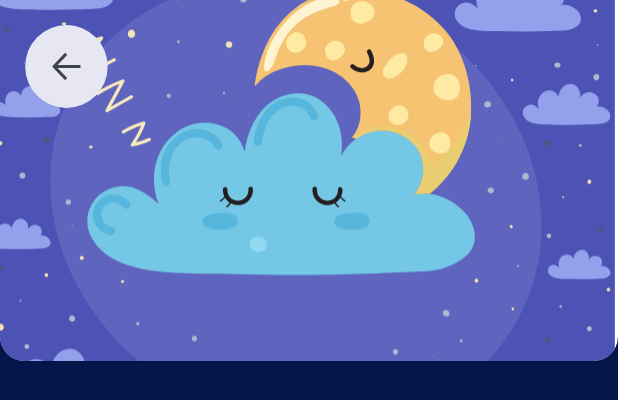
After one commit to DmitryAvanesov/sleep, an Android app: the layout activity_track.xml on its own in the app's theme, with its tools: preview values and no code run, on a phone screen of 412 x 824 dp. The commit adds this screen. Shown: the top 400 px of the screen. Run offline under Robolectric (Android 15) with nearby library versions, the phone set to English and light mode, and no system bars.

Commit message:
Added an activity w/ a card and a back button

```diff
--- a/app/src/main/AndroidManifest.xml
+++ b/app/src/main/AndroidManifest.xml
@@ -9,6 +9,9 @@
         android:roundIcon="@mipmap/ic_launcher_round"
         android:supportsRtl="true"
         android:theme="@style/Theme.Sleep">
+        <activity
+            android:name=".track.TrackActivity"
+            android:exported="true" />
         <activity
             android:name=".category.CategoryActivity"
             android:exported="true" />
--- a/app/src/main/res/layout/activity_category.xml
+++ b/app/src/main/res/layout/activity_category.xml
@@ -24,7 +24,7 @@
             android:orientation="vertical">
 
             <LinearLayout
-                android:id="@+id/category_header_layout"
+                android:id="@+id/category_header_layou"
                 android:layout_width="match_parent"
                 android:layout_height="wrap_content"
                 android:orientation="horizontal"
--- /dev/null
+++ b/app/src/main/res/layout/activity_track.xml
@@ -0,0 +1,48 @@
+<?xml version="1.0" encoding="utf-8"?>
+<androidx.constraintlayout.widget.ConstraintLayout xmlns:android="http://schemas.android.com/apk/res/android"
+    xmlns:app="http://schemas.android.com/apk/res-auto"
+    xmlns:tools="http://schemas.android.com/tools"
+    android:id="@+id/activity_track"
+    android:layout_width="match_parent"
+    android:layout_height="match_parent"
+    android:background="@color/dark_blue"
+    tools:context=".track.TrackActivity">
+
+    <androidx.cardview.widget.CardView
+        android:id="@+id/track_card"
+        android:layout_width="match_parent"
+        android:layout_height="256dp"
+        android:layout_marginTop="-16dp"
+        app:cardCornerRadius="16dp"
+        app:layout_constraintEnd_toEndOf="parent"
+        app:layout_constraintStart_toStartOf="parent"
+        app:layout_constraintTop_toTopOf="parent">
+
+        <ImageView
+            android:id="@+id/track_image"
+            android:layout_width="match_parent"
+            android:layout_height="match_parent"
+            android:scaleType="centerCrop"
+            app:srcCompat="@drawable/track_0" />
+
+        <LinearLayout
+            android:id="@+id/track_header_layout"
+            android:layout_width="match_parent"
+            android:layout_height="wrap_content"
+            android:orientation="horizontal"
+            android:paddingLeft="16dp"
+            android:paddingTop="32dp"
+            android:paddingRight="16dp"
+            android:paddingBottom="32dp">
+
+            <ImageButton
+                android:id="@+id/track_back_button"
+                android:layout_width="wrap_content"
+                android:layout_height="wrap_content"
+                android:background="@drawable/ic_top_button_background"
+                app:srcCompat="@drawable/ic_back_button_icon" />
+
+        </LinearLayout>
+
+    </androidx.cardview.widget.CardView>
+</androidx.constraintlayout.widget.ConstraintLayout>
```
Also changed, not shown: app/src/main/java/com/example/sleep/list/ListFragment.kt (+9 -0 lines), app/src/main/java/com/example/sleep/track/TrackActivity.kt (added, +35 -0 lines).
